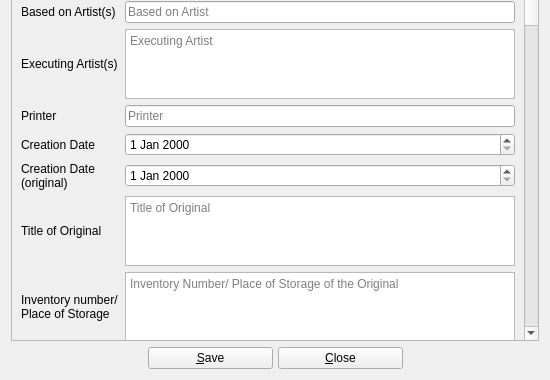
FlorianKleemiss/biblioteq, file UI/biblioteq_photograph.ui: the form before one commit; both pictures show x 0 to 550 and y 470 to 850 of the 550 by 850 pixel window.
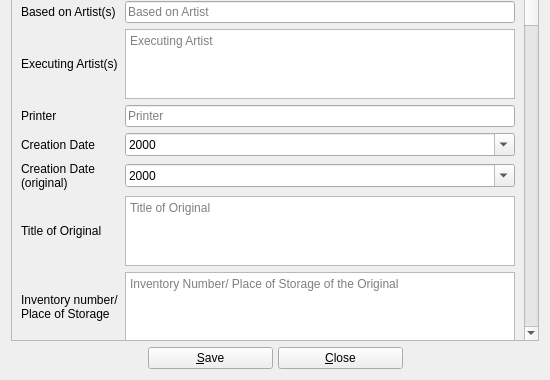
The form after the commit. Icons and pictures are not drawn. Custom widgets are drawn as their Qt base class.

The edit to the form file:
```diff
--- a/UI/biblioteq_photograph.ui
+++ b/UI/biblioteq_photograph.ui
@@ -197,7 +197,14 @@
           </widget>
          </item>
          <item row="10" column="1">
-          <widget class="QDateEdit" name="creation_date_original_item"/>
+          <widget class="QDateEdit" name="creation_date_original_item">
+           <property name="displayFormat">
+            <string>yyyy</string>
+           </property>
+           <property name="calendarPopup">
+            <bool>true</bool>
+           </property>
+          </widget>
          </item>
          <item row="12" column="0">
           <widget class="QLabel" name="label_20">
@@ -290,7 +297,14 @@
           </widget>
          </item>
          <item row="9" column="1">
-          <widget class="QDateEdit" name="creation_date_item"/>
+          <widget class="QDateEdit" name="creation_date_item">
+           <property name="displayFormat">
+            <string>yyyy</string>
+           </property>
+           <property name="calendarPopup">
+            <bool>true</bool>
+           </property>
+          </widget>
          </item>
          <item row="1" column="0">
           <widget class="QLabel" name="label_7">
```
Left out of the diff: 2 changed lines with no effect on the pictures.
